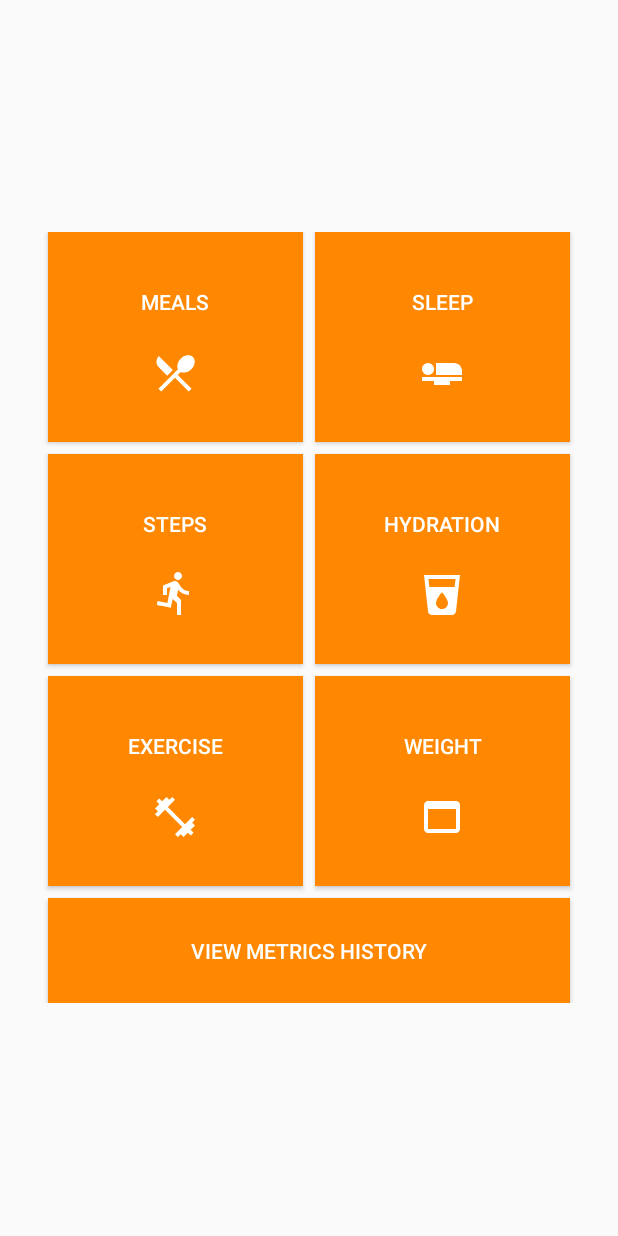
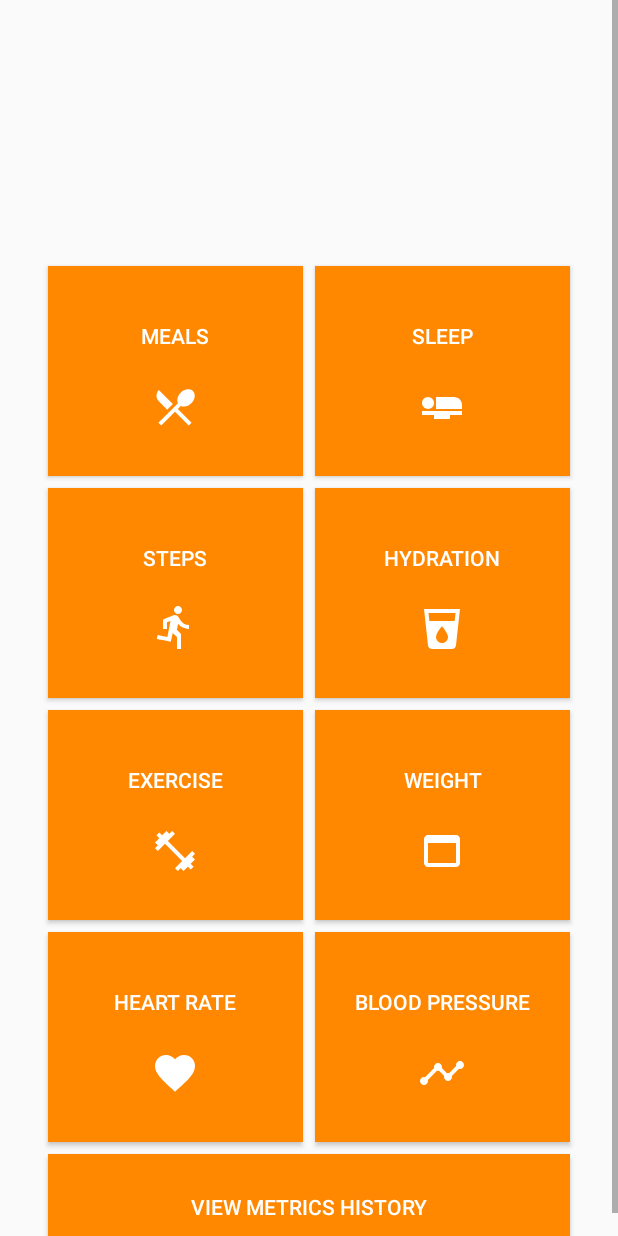
Before and after one commit to mikewill4/Axiv, an Android app: the layout fragment_metrics.xml on its own in the app's theme, with its tools: preview values and no code run, on a phone screen of 412 x 824 dp. Run offline under Robolectric (Android 15) with nearby library versions, the phone set to English and light mode, and no system bars.

Commit message:
added new buttons for heart rate and blood pressure to metrics

```diff
--- a/app/src/main/res/layout/fragment_metrics.xml
+++ b/app/src/main/res/layout/fragment_metrics.xml
@@ -7,13 +7,14 @@
 
     <ScrollView
         android:layout_width="match_parent"
-        android:layout_height="match_parent">
+        android:layout_height="wrap_content">
 
     <RelativeLayout
         android:layout_width="match_parent"
-        android:layout_height="match_parent"
+        android:layout_height="wrap_content"
         android:layout_gravity="center"
-        android:gravity="center">
+        android:gravity="center"
+        android:paddingTop="128dp">
 
         <Button
             android:id="@+id/track_meals"
@@ -21,6 +22,7 @@
             android:layout_height="140dp"
             android:layout_alignParentStart="true"
             android:layout_alignParentTop="true"
+            android:layout_marginTop="64dp"
             android:text="@string/track_meals"
             android:textColor="@color/colorWhite"
             android:drawableBottom="@drawable/baseline_local_dining_white_24dp"
@@ -108,14 +110,44 @@
             android:background="@color/colorPrimaryDark"/>
 
         <Button
+            android:id="@+id/track_heart_rate"
+            android:layout_width="170dp"
+            android:layout_height="140dp"
+            android:layout_alignStart="@+id/track_exercise"
+            android:layout_below="@+id/track_exercise"
+            android:text="@string/track_heart_rate"
+            android:textColor="@color/colorWhite"
+            android:drawableBottom="@drawable/baseline_favorite_white_24dp"
+            android:drawablePadding="-15dp"
+            android:paddingBottom="30dp"
+            android:layout_marginTop="4dp"
+            android:layout_marginEnd="4dp"
+            android:layout_marginBottom="4dp"
+            android:background="@color/colorPrimaryDark"/>
+
+        <Button
+            android:id="@+id/track_blood_pressure"
+            android:layout_width="170dp"
+            android:layout_height="140dp"
+            android:layout_alignStart="@+id/track_weight"
+            android:layout_below="@+id/track_weight"
+            android:text="@string/track_blood_pressure"
+            android:textColor="@color/colorWhite"
+            android:drawableBottom="@drawable/baseline_timeline_white_24dp"
+            android:drawablePadding="-15dp"
+            android:paddingBottom="30dp"
+            android:layout_marginTop="4dp"
+            android:layout_marginBottom="4dp"
+            android:background="@color/colorPrimaryDark"/>
+
+        <Button
             android:layout_width="348dp"
             android:layout_height="70dp"
-            android:layout_below="@+id/track_exercise"
+            android:layout_below="@+id/track_heart_rate"
             android:layout_marginTop="4dp"
             android:background="@color/colorPrimaryDark"
             android:text="View Metrics History"
-            android:textColor="@color/colorWhite"
-/>
+            android:textColor="@color/colorWhite" />
     </RelativeLayout>
 
     </ScrollView>
--- a/app/src/main/res/layout/fragment_my_health.xml
+++ b/app/src/main/res/layout/fragment_my_health.xml
@@ -80,7 +80,7 @@
                 android:layout_marginTop="8dp"
                 android:layout_marginStart="16dp"
                 android:layout_marginEnd="16dp"
-                android:layout_marginBottom="32dp"/>
+                android:layout_marginBottom="128dp"/>
         </LinearLayout>
     </ScrollView>
 </FrameLayout>
--- a/app/src/main/res/values/strings.xml
+++ b/app/src/main/res/values/strings.xml
@@ -29,6 +29,8 @@
     <string name="close">Close</string>
     <string name="have_account">Already have an account? Sign in.</string>
     <string name="set_reminders">Set reminders</string>
+    <string name="track_heart_rate">Heart rate</string>
+    <string name="track_blood_pressure">Blood pressure</string>
 
 
 </resources>
```
